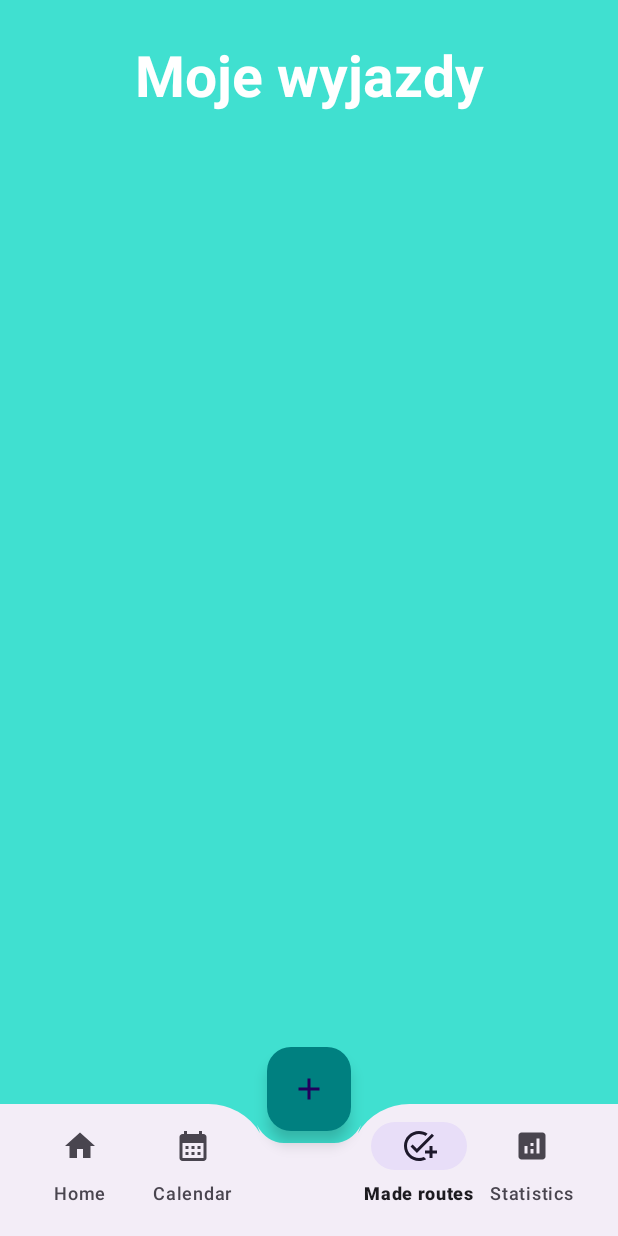
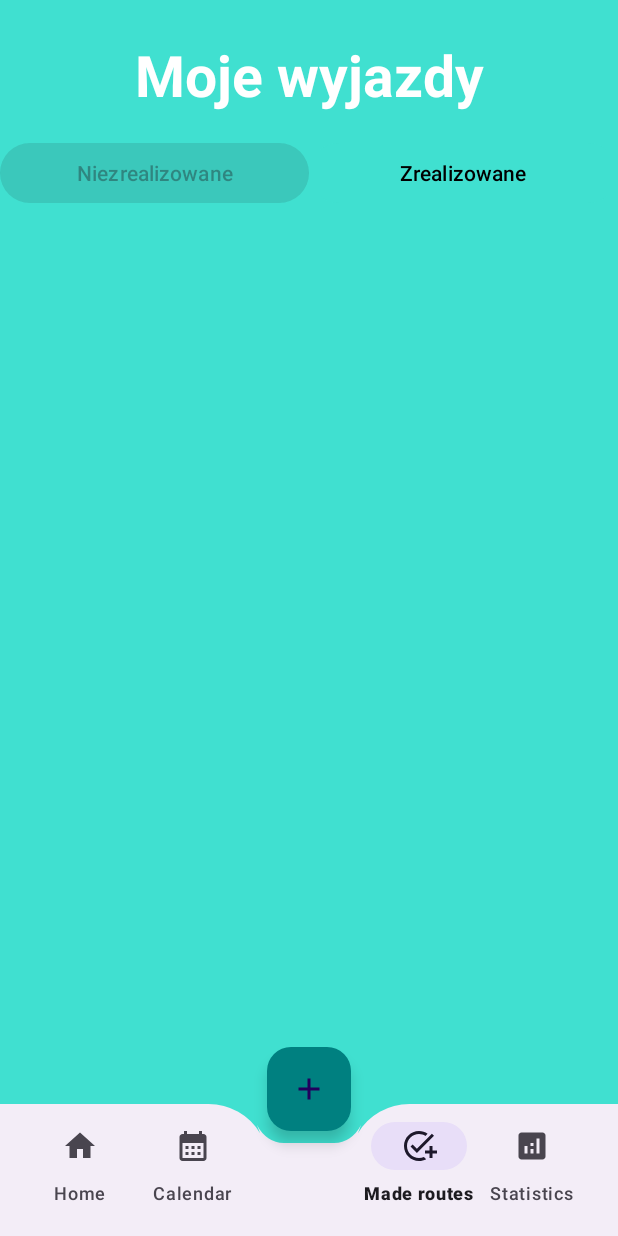
Before and after one commit to wrobel546/RoadPro---Mobile-App, an Android app built with Jetpack Compose: the screen it shows after launch once a user with an empty profile is signed in (MainActivity), item 4 of the bottom bar chosen, on a phone screen of 412 x 824 dp. Run offline under Robolectric (Android 15) with nearby library versions, the phone set to English and light mode, and no system bars; our stand-ins replace Firebase (no records; nobody signed in at launch, a user with empty details on screens opened directly); 2 statements that could not run were skipped.

Commit message:
dodanie zrealizowane niezrealizowane

```diff
--- a/app/src/main/java/com/example/roadpro/MadeRoutesFragment.kt
+++ b/app/src/main/java/com/example/roadpro/MadeRoutesFragment.kt
@@ -15,12 +15,14 @@ import android.widget.ImageButton
 import android.widget.LinearLayout
 import android.widget.TextView
 import android.widget.Toast
+import android.widget.Button
 
 class MadeRoutesFragment : Fragment() {
 
     private lateinit var recyclerView: RecyclerView
     private lateinit var adapter: MadeRoutesAdapter
     private val db = FirebaseFirestore.getInstance()
+    private var showDone: Boolean = false // false = niezrealizowane, true = zrealizowane
 
     override fun onCreateView(
         inflater: LayoutInflater, container: ViewGroup?,
@@ -36,6 +38,27 @@ class MadeRoutesFragment : Fragment() {
             { reloadRoutes() }
         )
         recyclerView.adapter = adapter
+
+        // Zakładki
+        val tabNotDone = view.findViewById<Button>(R.id.tabNotDone)
+        val tabDone = view.findViewById<Button>(R.id.tabDone)
+
+        tabNotDone.setOnClickListener {
+            showDone = false
+            reloadRoutes()
+            tabNotDone.isEnabled = false
+            tabDone.isEnabled = true
+        }
+        tabDone.setOnClickListener {
+            showDone = true
+            reloadRoutes()
+            tabNotDone.isEnabled = true
+            tabDone.isEnabled = false
+        }
+        // Domyślnie aktywna zakładka: niezrealizowane
+        tabNotDone.isEnabled = false
+        tabDone.isEnabled = true
+
         loadRoutes()
         return view
     }
@@ -61,7 +84,9 @@ class MadeRoutesFragment : Fragment() {
                     val color = doc.getLong("color")?.toInt() ?: 0xFFBDBDBD.toInt()
                     event.copy(color = color)
                 }
-                adapter.updateList(routes)
+                // Filtrowanie po statusie done
+                val filtered = routes.filter { (it.done ?: 0) == if (showDone) 1 else 0 }
+                adapter.updateList(filtered)
             }
             .addOnFailureListener {
                 Toast.makeText(requireContext(), "Błąd ładowania tras", Toast.LENGTH_SHORT).show()
--- a/app/src/main/res/layout/fragment_made_routes.xml
+++ b/app/src/main/res/layout/fragment_made_routes.xml
@@ -18,6 +18,30 @@
         android:textSize="38sp"
         android:textStyle="bold" />
 
+    <LinearLayout
+        android:id="@+id/tabsContainer"
+        android:layout_width="match_parent"
+        android:layout_height="wrap_content"
+        android:orientation="horizontal"
+        android:gravity="center"
+        android:layout_marginTop="16dp"
+        android:layout_marginBottom="8dp">
+
+        <Button
+            android:id="@+id/tabNotDone"
+            android:layout_width="0dp"
+            android:layout_height="wrap_content"
+            android:layout_weight="1"
+            android:text="Niezrealizowane" />
+
+        <Button
+            android:id="@+id/tabDone"
+            android:layout_width="0dp"
+            android:layout_height="wrap_content"
+            android:layout_weight="1"
+            android:text="Zrealizowane" />
+    </LinearLayout>
+
     <androidx.recyclerview.widget.RecyclerView
         android:id="@+id/madeRoutesRecyclerView"
         android:layout_width="match_parent"
```
Also changed, not shown: app/src/main/java/com/example/roadpro/MadeRoutesAdapter.kt (+24 -3 lines).
